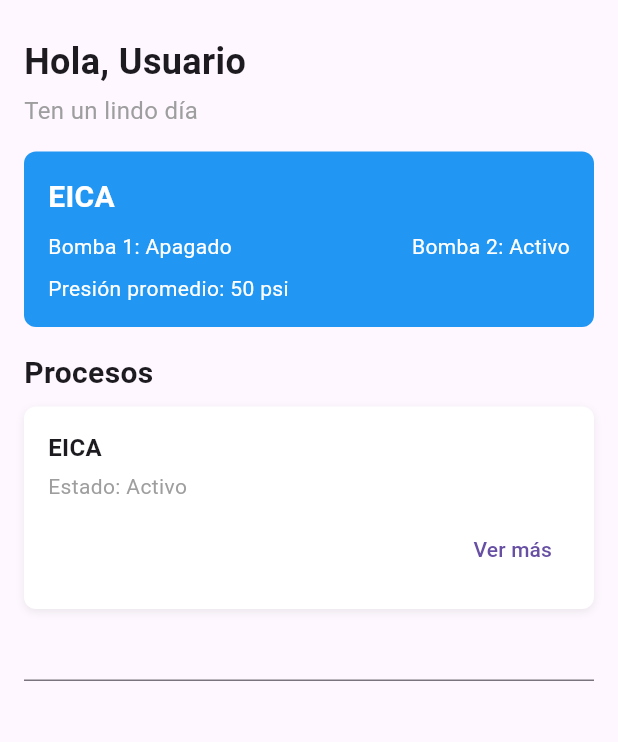
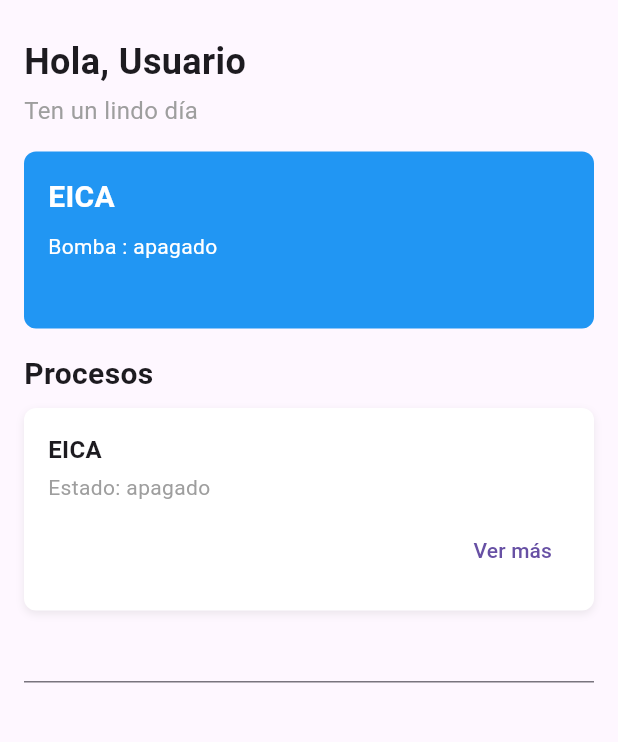
Before and after one commit to Ezuchu/FluyeApp, a Flutter app: the TabPage1 screen opened directly, on a phone screen of 412 x 824 dp, the part 72-814 px from its top. Run offline on Flutter 3.47's test engine with Material 3 defaults, Android fonts, the phone set to English and light mode, and no system bars; network calls fail.

Commit message:
Refactor TabPage1 and TabPage2 to use StatefulWidget and implement data fetching for bomba status

```diff
--- a/lib/home_page.dart
+++ b/lib/home_page.dart
@@ -11,6 +11,8 @@ class HomePage extends StatelessWidget {
   final _tab2navigatorKey = GlobalKey<NavigatorState>();
 
   HomePage({super.key});
+
+
 
   @override
   Widget build(BuildContext context) {
@@ -31,8 +33,49 @@ class HomePage extends StatelessWidget {
   }
 }
 
-class TabPage1 extends StatelessWidget {
+class TabPage1 extends StatefulWidget {
   const TabPage1({super.key});
+
+  @override
+  State<StatefulWidget> createState() =>_TabPage1State();
+}
+
+class _TabPage1State extends State<TabPage1>
+{
+  List<dynamic> listaBomba = [{'estado': 'off','proceso' : 100, 'capacidad': 0}];
+  Map<String,String> estados= {'off' : 'apagado', 'on' : 'encendido'};
+  Timer? timer;
+
+  @override
+  initState() {
+    super.initState();
+    _getDatosBomba();
+    _iniciarTimer();
+  }
+
+  _iniciarTimer() {
+    timer = Timer.periodic(const Duration(seconds: 15), (timer) {
+      _getDatosBomba();
+    });
+  }
+
+  @override
+  void dispose() {
+    timer?.cancel();
+    super.dispose();
+  }
+
+  _getDatosBomba() async {
+    var url = Uri.parse("http://192.168.1.20/fluye/bomba.php?num=1&proceso=1");
+    var response = await http.get(url);
+    if(response.statusCode == 200)
+    {
+      setState(() {
+        listaBomba[0] = jsonDecode(response.body);
+      });
+    }
+    print(listaBomba[0]);
+  }
 
   @override
   Widget build(BuildContext context) {
@@ -89,7 +132,7 @@ class TabPage1 extends StatelessWidget {
                 color: Colors.blue,
                 borderRadius: BorderRadius.circular(8),
               ),
-              child: const Column(
+              child: Column(
                 crossAxisAlignment: CrossAxisAlignment.start,
                 children: [
                   Text(
@@ -104,14 +147,13 @@ class TabPage1 extends StatelessWidget {
                   Row(
                     mainAxisAlignment: MainAxisAlignment.spaceBetween,
                     children: [
-                      Text('Bomba 1: Apagado',
-                          style: TextStyle(color: Colors.white)),
-                      Text('Bomba 2: Activo',
-                          style: TextStyle(color: Colors.white)),
+                      Text('Bomba : ${estados[listaBomba[0]['estado']!]}',
+                          style: TextStyle(color: Colors.white))
+
                     ],
                   ),
                   SizedBox(height: 8),
-                  Text('Presión promedio: 50 psi',
+                  Text('',
                       style: TextStyle(color: Colors.white)),
                 ],
               ),
@@ -144,8 +186,8 @@ class TabPage1 extends StatelessWidget {
                     style: TextStyle(fontSize: 16, fontWeight: FontWeight.bold),
                   ),
                   const SizedBox(height: 4),
-                  const Text(
-                    'Estado: Activo',
+                  Text(
+                    'Estado: ${estados[listaBomba[0]['estado']!]}',
                     style: TextStyle(color: Colors.grey),
                   ),
                   const SizedBox(height: 8),
@@ -188,6 +230,7 @@ class _TabPage2State extends State<TabPage2> {
   int proceso = 0;
   String estado = '';
   List<dynamic> lista = [];
+  List<dynamic> listaBomba = [{'estado': 'off','proceso' : 100, 'capacidad': 0}];
   Timer? timer;
 
   @override
@@ -195,12 +238,14 @@ class _TabPage2State extends State<TabPage2> {
     super.initState();
     print(ip);
     _get_lista();
+    _getDatosBomba();
     _iniciarTimer();
   }
 
   _iniciarTimer() {
     timer = Timer.periodic(const Duration(seconds: 15), (timer) {
       _get_lista();
+      _getDatosBomba();
     });
   }
 
@@ -208,6 +253,18 @@ class _TabPage2State extends State<TabPage2> {
   void dispose() {
     timer?.cancel();
     super.dispose();
+  }
+
+  _getDatosBomba() async {
+    var url = Uri.parse("http://$ip/fluye/bomba.php?num=1&proceso=1");
+    var response = await http.get(url);
+    if(response.statusCode == 200)
+    {
+      setState(() {
+        listaBomba[0] = jsonDecode(response.body);
+      });
+    }
+    print(listaBomba[0]);
   }
 
   _get_lista() async {
@@ -373,7 +430,7 @@ class _TabPage2State extends State<TabPage2> {
                   ),
                 ],
               ),
-              child: const Column(
+              child: Column(
                 mainAxisAlignment: MainAxisAlignment.center,
                 children: [
                   Text(
@@ -386,7 +443,7 @@ class _TabPage2State extends State<TabPage2> {
                   ),
                   SizedBox(height: 4),
                   Text(
-                    'Tanque: 1500 lt',
+                    'Tanque: ${listaBomba[0]['capacidad']!} lt',
                     style: TextStyle(
                       fontSize: 12,
                       fontWeight: FontWeight.bold,
@@ -394,7 +451,7 @@ class _TabPage2State extends State<TabPage2> {
                     ),
                   ),
                   Text(
-                    'Tiempo: 35 min',
+                    '',
                     style: TextStyle(
                       fontSize: 12,
                       fontWeight: FontWeight.bold,
@@ -410,7 +467,7 @@ class _TabPage2State extends State<TabPage2> {
                     ),
                   ),
                   Text(
-                    'Estado: Activo',
+                    'Estado: ${listaBomba[0]['estado']!}',
                     style: TextStyle(
                       fontSize: 12,
                       fontWeight: FontWeight.bold,
```
